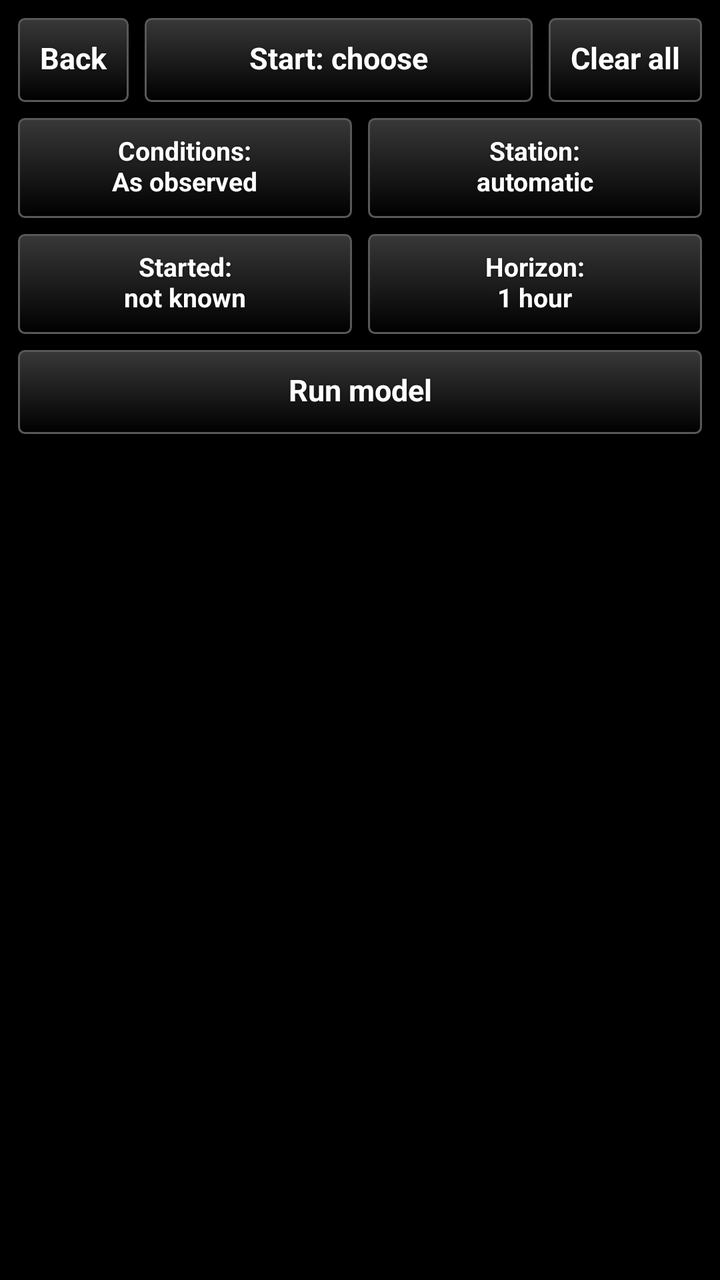
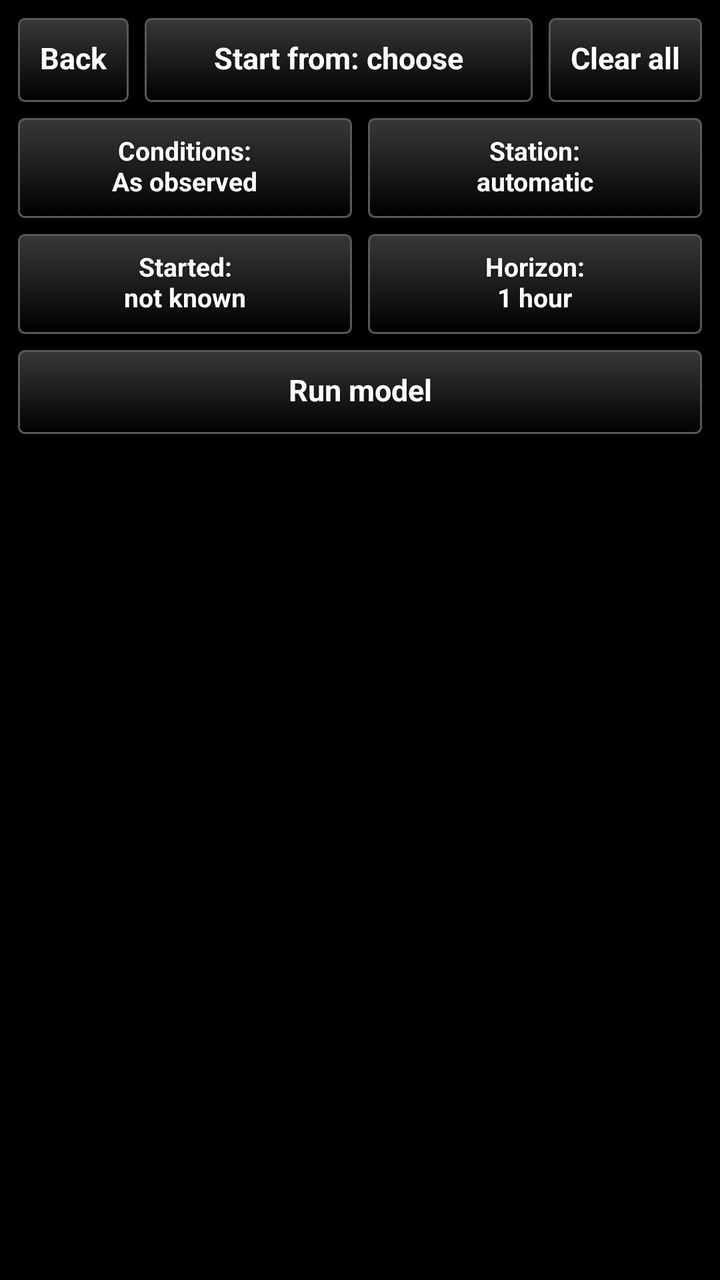

Before-and-after screenshots of an Android layout around one commit, followed by the original layout XML and the change that was made.
<!-- AndroidManifest.xml: application theme AppTheme -->
<!-- res/layout/model_panel.xml -->
<?xml version="1.0" encoding="utf-8"?>
<LinearLayout xmlns:android="http://schemas.android.com/apk/res/android"
    android:layout_width="match_parent"
    android:layout_height="match_parent"
    android:orientation="vertical"
    android:padding="8dp">
    <LinearLayout
        android:layout_width="match_parent"
        android:layout_height="wrap_content"
        android:orientation="horizontal"
        android:baselineAligned="false">
        <Button
            android:id="@+id/btn_back"
            style="@style/TakwerxButton"
            android:layout_width="wrap_content"
            android:layout_height="wrap_content"
            android:text="Back" />
        <Button
            android:id="@+id/btn_place"
            style="@style/TakwerxButton"
            android:layout_width="0dp"
            android:layout_weight="1"
            android:layout_height="wrap_content"
            android:layout_marginLeft="6dp"
            android:text="Start: choose" />
        <Button
            android:id="@+id/btn_clear"
            style="@style/TakwerxButton"
            android:layout_width="wrap_content"
            android:layout_height="wrap_content"
            android:layout_marginLeft="6dp"
            android:text="Clear all" />
    </LinearLayout>
    <ScrollView
        android:layout_width="match_parent"
        android:layout_height="0dp"
        android:layout_weight="1"
        android:focusableInTouchMode="true"
        android:descendantFocusability="beforeDescendants">
        <LinearLayout
            android:layout_width="match_parent"
            android:layout_height="wrap_content"
            android:orientation="vertical"
            android:paddingBottom="12dp">
            <LinearLayout
                android:layout_width="match_parent"
                android:layout_height="wrap_content"
                android:orientation="horizontal"
                android:baselineAligned="false"
                android:paddingTop="6dp">
                <Button
                    android:id="@+id/btn_conditions"
                    style="@style/TakwerxTileButton"
                    android:layout_width="0dp"
                    android:layout_weight="1"
                    android:layout_height="wrap_content"
                    android:text="Conditions:\nAs observed" />
                <Button
                    android:id="@+id/btn_station"
                    style="@style/TakwerxTileButton"
                    android:layout_width="0dp"
                    android:layout_weight="1"
                    android:layout_height="wrap_content"
                    android:layout_marginLeft="6dp"
                    android:text="Station:\nautomatic" />
            </LinearLayout>
            <LinearLayout
                android:layout_width="match_parent"
                android:layout_height="wrap_content"
                android:orientation="horizontal"
                android:baselineAligned="false"
                android:paddingTop="6dp">
                <Button
                    android:id="@+id/btn_started"
                    style="@style/TakwerxTileButton"
                    android:layout_width="0dp"
                    android:layout_weight="1"
                    android:layout_height="wrap_content"
                    android:text="Started:\nnot known" />
                <Button
                    android:id="@+id/btn_horizon"
                    style="@style/TakwerxTileButton"
                    android:layout_width="0dp"
                    android:layout_weight="1"
                    android:layout_height="wrap_content"
                    android:layout_marginLeft="6dp"
                    android:text="Horizon:\n1 hour" />
            </LinearLayout>
            <LinearLayout
                android:layout_width="match_parent"
                android:layout_height="wrap_content"
                android:orientation="horizontal"
                android:baselineAligned="false"
                android:paddingTop="6dp">
                <Button
                    android:id="@+id/btn_run"
                    style="@style/TakwerxButton"
                    android:layout_width="0dp"
                    android:layout_weight="1"
                    android:layout_height="wrap_content"
                    android:text="Run model" />
            </LinearLayout>
            <LinearLayout
                android:id="@+id/model_body"
                android:layout_width="match_parent"
                android:layout_height="wrap_content"
                android:orientation="vertical" />
        </LinearLayout>
    </ScrollView>
</LinearLayout>
<!-- resources referenced by this layout -->
<resources>
  <style name="TakwerxButton" parent="@style/darkButton">
          <item name="android:paddingLeft">12dp</item>
          <item name="android:paddingRight">12dp</item>
          <item name="android:paddingTop">6dp</item>
          <item name="android:paddingBottom">8dp</item>
          <item name="android:minHeight">44dp</item>
          <item name="android:minWidth">0dp</item>
          <item name="android:textSize">15sp</item>
          <item name="android:singleLine">true</item>
          <item name="android:ellipsize">end</item>
      </style>
  <style name="TakwerxTileButton" parent="@style/TakwerxButton">
          <item name="android:textSize">13sp</item>
          <item name="android:singleLine">false</item>
          <item name="android:maxLines">2</item>
          <item name="android:minHeight">52dp</item>
      </style>
  <style name="AppTheme" parent="@android:style/Theme.Holo">
          <item name="android:buttonStyle">@android:style/Widget.Button</item>
          <item name="android:imageButtonStyle">@android:style/Widget.Button</item>
          <item name="android:buttonStyleToggle">@android:style/Widget.Button</item>
          <item name="android:spinnerStyle">@style/ATAKSpinner</item>
          <item name="android:spinnerItemStyle">@style/ATAKSpinnerItem</item>
          <item name="android:editTextStyle">@style/ATAKEditText</item>
      </style>
  <style name="darkButton" parent="@android:style/Widget.Button">
          <item name="android:background">@drawable/btn_gray</item>
          <item name="android:shadowColor">@color/darker_gray</item>
          <item name="android:shadowDy">1</item>
          <item name="android:shadowRadius">2</item>
          <item name="android:textColor">@color/white</item>
          <item name="android:textStyle">bold</item>
          <item name="android:paddingTop">0dp</item>
          <item name="android:paddingBottom">3dp</item>
          <item name="android:textSize">@dimen/fontSize</item>
      </style>
  <style name="ATAKSpinner" parent="@android:style/Widget.Spinner">
          <item name="android:spinnerMode">dialog</item>
      </style>
  <style name="ATAKSpinnerItem">
          <item name="android:textColor">@android:color/white</item>
          <item name="android:dropDownVerticalOffset">0dip</item>
          <item name="android:dropDownHorizontalOffset">0dip</item>
          <item name="android:dropDownWidth">wrap_content</item>
          <item name="android:gravity">left|center_vertical</item>
      </style>
  <style name="ATAKEditText" parent="@android:style/Widget.EditText">
          
          
  
          
          <item name="android:imeOptions">flagNoFullscreen</item>
      </style>
  <color name="darker_gray">#121212</color>
  <color name="white">#ffffff</color>
  <dimen name="fontSize">14sp</dimen>
  <!-- drawable new_dark_button_disabled (drawable) -->
  <?xml version="1.0" encoding="utf-8"?>
  <layer-list xmlns:android="http://schemas.android.com/apk/res/android">
      <item android:bottom="1dp" android:right="1dp" android:left="1dp" android:top="1dp">
          <shape android:shape="rectangle">
              <corners android:radius="3dp" />
              <stroke
                  android:width="1dp"
                  android:color="#484848" />
              <solid android:color="#484848" />
          </shape>
      </item>
  </layer-list>
  <!-- drawable new_dark_button_bg (drawable) -->
  <?xml version="1.0" encoding="utf-8"?>
  <layer-list xmlns:android="http://schemas.android.com/apk/res/android">
      <item android:bottom="1dp" android:right="1dp" android:left="1dp" android:top="1dp">
          <shape android:shape="rectangle">
              <corners android:radius="3dp" />
              <stroke
                  android:width="1dp"
                  android:color="#585858" />
              <gradient
                  android:startColor="#000000"
                  android:endColor="#383838"
                  android:angle="90"/>
          </shape>
      </item>
  </layer-list>
  <!-- unchanged entries left out for length: 2 -->
</resources>

<!-- the commit's change to res/layout/model_panel.xml (unified diff, before → after) -->
@@ -22,7 +22,7 @@
             android:layout_weight="1"
             android:layout_height="wrap_content"
             android:layout_marginLeft="6dp"
-            android:text="Start: choose" />
+            android:text="Start from: choose" />
         <Button
             android:id="@+id/btn_clear"
             style="@style/TakwerxButton"
